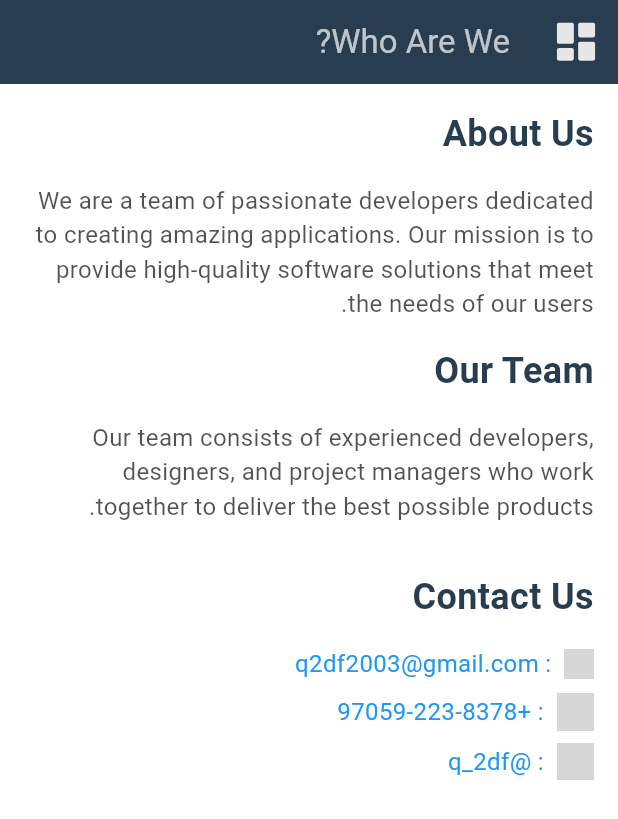
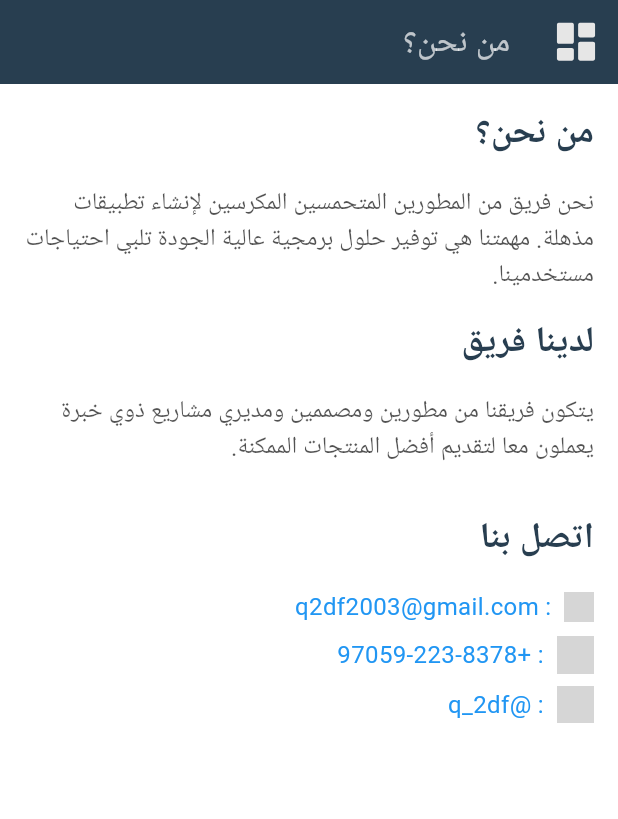
Before and after one commit to Mohammedzj2003/books_akmar, a Flutter app: the WhoAreWePage screen opened directly, on a phone screen of 412 x 824 dp. Shown: the top 819 px of the screen. Run offline on Flutter 3.47's test engine with Material 3 defaults, Android fonts, the phone set to English and light mode, and no system bars; our stand-ins replace firebase_core, flutter_chat_types, flutter_chat_ui, flutter_svg, page_transition, share_plus; accounts and stored records are empty; generated files the repository leaves out were written again; network calls fail; grey boxes are pictures that could not be loaded.

Commit message:
profile and langouge ar ,en

```diff
--- a/lib/l10n/app_ar.arb
+++ b/lib/l10n/app_ar.arb
@@ -47,5 +47,11 @@
   "myList" : "قائمتي",
   "other" : "اخر",
   "updateApp" : "تحديث التطبيق",
-  "whoAreWe" : "من نحن؟"
+  "aboutUs" : "من نحن؟",
+  "aboutUsDec" : "نحن فريق من المطورين المتحمسين المكرسين لإنشاء تطبيقات مذهلة. مهمتنا هي توفير حلول برمجية عالية الجودة تلبي احتياجات مستخدمينا.",
+  "ourTeam" : "لدينا فريق",
+  "ourTeamDec" : "يتكون فريقنا من مطورين ومصممين ومديري مشاريع ذوي خبرة يعملون معا لتقديم أفضل المنتجات الممكنة.",
+  "contactUs" : "اتصل بنا"
+
+
 }
--- a/lib/l10n/app_en.arb
+++ b/lib/l10n/app_en.arb
@@ -47,5 +47,9 @@
   "myList" : "My List",
   "other" : "Other",
   "updateApp" : "Update App",
-  "whoAreWe" : "Who Are We ?"
+  "aboutUs" : "About Us ?",
+  "aboutUsDec" : "We are a team of passionate developers dedicated to creating amazing applications. Our mission is to provide high-quality software solutions that meet the needs of our users.",
+  "ourTeam" : "Our Team",
+  "ourTeamDec" : "Our team consists of experienced developers, designers, and project managers who work together to deliver the best possible products.",
+  "contactUs" : "Contact Us"
 }
--- a/lib/main.dart
+++ b/lib/main.dart
@@ -1,7 +1,5 @@
+import 'package:book_akmar/models/whoarewe_page.dart';
 import 'package:book_akmar/page/login_page.dart';
-import 'package:book_akmar/page/register_page.dart';
-import 'package:book_akmar/page/settings_page.dart';
-import 'package:book_akmar/page/splash_screen.dart';
 import 'package:book_akmar/widget/theme_provider.dart';
 import 'package:flutter/material.dart';
 import 'package:flutter_gen/gen_l10n/app_localizations.dart';
@@ -34,7 +32,7 @@ class _MyAppState extends State<MyApp> {
         supportedLocales: AppLocalizations.supportedLocales,
         locale: Locale('ar'),
         title: 'Akmar',
-        home: SettingPage(),
+        home: WhoAreWePage(),
         theme: Provider.of<ThemeProvider>(context).themeData
     );
   }
--- a/lib/models/whoarewe_page.dart
+++ b/lib/models/whoarewe_page.dart
@@ -1,9 +1,10 @@
 // ignore_for_file: deprecated_member_use
-
 import 'package:book_akmar/widget/navDrower_widget.dart';
 import 'package:flutter/material.dart';
 import 'package:flutter_svg/flutter_svg.dart';
 import 'package:url_launcher/url_launcher.dart';
+import 'package:flutter_gen/gen_l10n/app_localizations.dart';
+
 
 class WhoAreWePage extends StatelessWidget {
   const WhoAreWePage({super.key});
@@ -22,7 +23,7 @@ class WhoAreWePage extends StatelessWidget {
       drawer: NavdrowerWidget(),
       appBar: AppBar(
         title: Text(
-          'Who Are We?',
+          AppLocalizations.of(context)!.aboutUs,
           style: TextStyle(color: Colors.white70),
         ),
         backgroundColor: Color(0xff283E50),
@@ -49,27 +50,32 @@ class WhoAreWePage extends StatelessWidget {
             crossAxisAlignment: CrossAxisAlignment.start,
             children: [
               Text(
-                'About Us',
+              AppLocalizations.of(context)!.aboutUs,
+                overflow: TextOverflow.fade,
                 style: TextStyle(fontSize: 24, fontWeight: FontWeight.bold , color: Color(0xff283E50)),
               ),
               SizedBox(height: 16),
               Text(
-                'We are a team of passionate developers dedicated to creating amazing applications. Our mission is to provide high-quality software solutions that meet the needs of our users.',
+                AppLocalizations.of(context)!.aboutUsDec,
+                overflow: TextOverflow.fade,
                 style: TextStyle(fontSize: 16,color: Color(0xae020202)),
               ),
               SizedBox(height: 16),
               Text(
-                'Our Team',
+                AppLocalizations.of(context)!.ourTeam,
+                overflow: TextOverflow.fade,
                 style: TextStyle(fontSize: 24, fontWeight: FontWeight.bold, color: Color(0xff283E50)),
               ),
               SizedBox(height: 16),
               Text(
-                'Our team consists of experienced developers, designers, and project managers who work together to deliver the best possible products.',
+                AppLocalizations.of(context)!.ourTeamDec,
+                overflow: TextOverflow.fade,
                 style: TextStyle(fontSize: 16,color: Color(0xae020202)),
               ),
               SizedBox(height: 32),
               Text(
-                'Contact Us',
+                  AppLocalizations.of(context)!.contactUs,
+                overflow: TextOverflow.fade,
                 style: TextStyle(fontSize: 24, fontWeight: FontWeight.bold, color: Color(0xff283E50)),
               ),
               SizedBox(height: 16),
@@ -80,6 +86,8 @@ class WhoAreWePage extends StatelessWidget {
                     Image.network("https://img.icons8.com/3d-fluency/94/google-logo.png",width: 20,height: 20,),
                     Text(
                       '  : q2df2003@gmail.com',
+                      overflow: TextOverflow.fade,
+
                       style: TextStyle(fontSize: 16, color: Colors.blue),
                     ),
                   ],
@@ -93,6 +101,8 @@ class WhoAreWePage extends StatelessWidget {
                     Image.network("https://img.icons8.com/color/48/whatsapp--v1.png",width: 25,height: 25,),
                     Text(
                       '  : +97059-223-8378',
+                      overflow: TextOverflow.fade,
+
                       style: TextStyle(fontSize: 16, color: Colors.blue),
                     ),
                   ],
@@ -106,6 +116,8 @@ class WhoAreWePage extends StatelessWidget {
                     Image.network("https://img.icons8.com/3d-fluency/94/instagram-logo.png",height: 25,width: 25,),
                     Text(
                       '  : @q_2df',
+                      overflow: TextOverflow.fade,
+
                       style: TextStyle(fontSize: 16, color: Colors.blue),
                     ),
                   ],
--- a/lib/widget/navDrower_widget.dart
+++ b/lib/widget/navDrower_widget.dart
@@ -204,7 +204,7 @@ Widget buildMenuItem(BuildContext context) => Container(
 
       ListTile(
         leading: const Icon(Icons.question_mark),
-        title: Text(AppLocalizations.of(context)!.whoAreWe,),
+        title: Text(AppLocalizations.of(context)!.aboutUs,),
         onTap: () {
           Navigator.pushReplacement(
               context,
```
Also changed, not shown: lib/page/login_page.dart (+5 -5 lines), lib/page/register_page.dart (+29 -26 lines).
